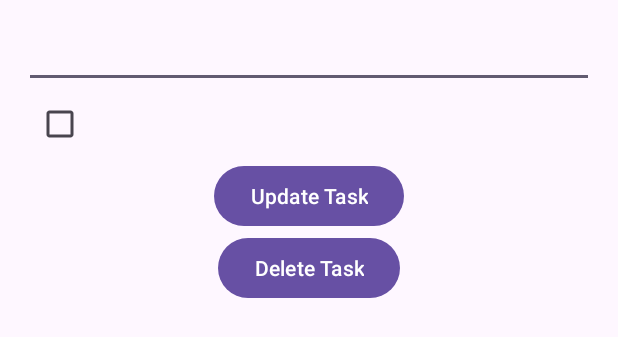
After one commit to madad2/Tasks, an Android app: the layout fragment_edit_task.xml on its own in the app's theme, with its tools: preview values and no code run, on a phone screen of 412 x 824 dp. The commit adds this screen. Shown: the top 337 px of the screen. Run offline under Robolectric (Android 15) with nearby library versions, the phone set to English and light mode, and no system bars.

Commit message:
Added EditTaskFragment with EditTaskViewModel using some DB methods for editing tasks. App Tasks done.

```diff
--- a/app/build.gradle.kts
+++ b/app/build.gradle.kts
@@ -2,6 +2,7 @@ plugins {
     id("com.android.application")
     id("org.jetbrains.kotlin.android")
     id("kotlin-kapt")
+    id("androidx.navigation.safeargs.kotlin")
 }
 
 android {
@@ -44,6 +45,7 @@ android {
 dependencies {
     val lifecycle_version = "2.7.0"
     val room_version = "2.6.1"
+    val nav_version = "2.7.7"
 
     implementation("androidx.core:core-ktx:1.12.0")
     implementation("androidx.appcompat:appcompat:1.6.1")
@@ -55,6 +57,7 @@ dependencies {
     implementation("androidx.room:room-ktx:$room_version")
     implementation("androidx.recyclerview:recyclerview:1.3.2")
     implementation("androidx.cardview:cardview:1.0.0")
+    implementation("androidx.navigation:navigation-fragment-ktx:$nav_version")
     kapt("androidx.room:room-compiler:$room_version")
     testImplementation("junit:junit:4.13.2")
     androidTestImplementation("androidx.test.ext:junit:1.1.5")
--- a/app/src/main/java/hfa/madad/tasks/Task.kt
+++ b/app/src/main/java/hfa/madad/tasks/models/Task.kt
@@ -1,4 +1,4 @@
-package hfa.madad.tasks
+package hfa.madad.tasks.models
 
 import androidx.room.ColumnInfo
 import androidx.room.Entity
--- a/app/src/main/java/hfa/madad/tasks/TaskDao.kt
+++ b/app/src/main/java/hfa/madad/tasks/models/TaskDao.kt
@@ -1,4 +1,4 @@
-package hfa.madad.tasks
+package hfa.madad.tasks.models
 
 import androidx.lifecycle.LiveData
 import androidx.room.Dao
@@ -6,6 +6,7 @@ import androidx.room.Delete
 import androidx.room.Insert
 import androidx.room.Query
 import androidx.room.Update
+import hfa.madad.tasks.models.Task
 
 @Dao
 interface TaskDao {
--- a/app/src/main/java/hfa/madad/tasks/TaskDatabase.kt
+++ b/app/src/main/java/hfa/madad/tasks/models/TaskDatabase.kt
@@ -1,4 +1,4 @@
-package hfa.madad.tasks
+package hfa.madad.tasks.models
 
 import android.content.Context
 import androidx.room.Database
--- a/app/src/main/java/hfa/madad/tasks/TaskDiffItemCallback.kt
+++ b/app/src/main/java/hfa/madad/tasks/ui/adapters/TaskDiffItemCallback.kt
@@ -1,6 +1,7 @@
-package hfa.madad.tasks
+package hfa.madad.tasks.ui.adapters
 
 import androidx.recyclerview.widget.DiffUtil
+import hfa.madad.tasks.models.Task
 
 class TaskDiffItemCallback : DiffUtil.ItemCallback<Task>() {
     override fun areItemsTheSame(oldItem: Task, newItem: Task) = oldItem.taskId == newItem.taskId
--- a/app/src/main/java/hfa/madad/tasks/TaskViewModelFactory.kt
+++ b/app/src/main/java/hfa/madad/tasks/viewmodels/TaskViewModelFactory.kt
@@ -1,7 +1,8 @@
-package hfa.madad.tasks
+package hfa.madad.tasks.viewmodels
 
 import androidx.lifecycle.ViewModel
 import androidx.lifecycle.ViewModelProvider
+import hfa.madad.tasks.models.TaskDao
 import java.lang.IllegalArgumentException
 
 class TaskViewModelFactory(private val dao: TaskDao) : ViewModelProvider.Factory {
--- a/app/src/main/res/layout/activity_main.xml
+++ b/app/src/main/res/layout/activity_main.xml
@@ -2,9 +2,11 @@
 <androidx.fragment.app.FragmentContainerView xmlns:android="http://schemas.android.com/apk/res/android"
     xmlns:app="http://schemas.android.com/apk/res-auto"
     xmlns:tools="http://schemas.android.com/tools"
-    android:id="@+id/fragment_container_view"
-    android:name="hfa.madad.tasks.TasksFragment"
+    android:id="@+id/nav_host_fragment"
+    android:name="androidx.navigation.fragment.NavHostFragment"
     android:layout_width="match_parent"
     android:layout_height="match_parent"
     android:padding="16dp"
+    app:defaultNavHost="true"
+    app:navGraph="@navigation/nav_graph"
     tools:context=".MainActivity" />
--- /dev/null
+++ b/app/src/main/res/layout/fragment_edit_task.xml
@@ -0,0 +1,48 @@
+<?xml version="1.0" encoding="utf-8"?>
+<layout xmlns:android="http://schemas.android.com/apk/res/android"
+    xmlns:tools="http://schemas.android.com/tools">
+
+    <data>
+        <variable
+            name="viewModel"
+            type="hfa.madad.tasks.viewmodels.EditTaskViewModel" />
+    </data>
+
+    <LinearLayout
+        android:layout_width="match_parent"
+        android:layout_height="match_parent"
+        android:orientation="vertical"
+        android:padding="16dp">
+
+        <EditText
+            android:id="@+id/task_name"
+            android:layout_width="match_parent"
+            android:layout_height="wrap_content"
+            android:inputType="text"
+            android:text="@={viewModel.task.taskName}"
+            android:textSize="16sp" />
+
+        <CheckBox
+            android:id="@+id/task_done"
+            android:layout_width="wrap_content"
+            android:layout_height="wrap_content"
+            android:checked="@={viewModel.task.taskDone}"
+            android:textSize="16sp" />
+
+        <Button
+            android:id="@+id/update_button"
+            android:layout_width="wrap_content"
+            android:layout_height="wrap_content"
+            android:layout_gravity="center"
+            android:onClick="@{() -> viewModel.updateTask()}"
+            android:text="Update Task" />
+
+        <Button
+            android:id="@+id/delete_button"
+            android:layout_width="wrap_content"
+            android:layout_height="wrap_content"
+            android:layout_gravity="center"
+            android:onClick="@{() -> viewModel.deleteTask()}"
+            android:text="Delete Task" />
+    </LinearLayout>
+</layout>
--- a/app/src/main/res/layout/fragment_tasks.xml
+++ b/app/src/main/res/layout/fragment_tasks.xml
@@ -2,13 +2,13 @@
 <layout xmlns:android="http://schemas.android.com/apk/res/android"
     xmlns:app="http://schemas.android.com/apk/res-auto"
     xmlns:tools="http://schemas.android.com/tools"
-    tools:context=".TasksFragment">
+    tools:context=".ui.TasksFragment">
 
     <data>
 
         <variable
             name="viewModel"
-            type="hfa.madad.tasks.TaskViewModel" />
+            type="hfa.madad.tasks.viewmodels.TaskViewModel" />
     </data>
 
     <LinearLayout
--- a/app/src/main/res/layout/task_item.xml
+++ b/app/src/main/res/layout/task_item.xml
@@ -6,7 +6,7 @@
 
         <variable
             name="task"
-            type="hfa.madad.tasks.Task" />
+            type="hfa.madad.tasks.models.Task" />
     </data>
 
     <androidx.cardview.widget.CardView
```
Also changed, not shown: app/src/main/java/hfa/madad/tasks/TaskViewModel.kt (deleted, +0 -19 lines), app/src/main/java/hfa/madad/tasks/ui/EditTaskFragment.kt (added, +56 -0 lines), app/src/main/java/hfa/madad/tasks/ui/TasksFragment.kt (renamed from app/src/main/java/hfa/madad/tasks/TasksFragment.kt, +15 -6 lines), app/src/main/java/hfa/madad/tasks/ui/adapters/TaskItemAdapter.kt (renamed from app/src/main/java/hfa/madad/tasks/TaskItemAdapter.kt, +2 -6 lines), app/src/main/java/hfa/madad/tasks/viewmodels/EditTaskViewModel.kt (added, +33 -0 lines), app/src/main/java/hfa/madad/tasks/viewmodels/EditTaskViewModelFactory.kt (added, +19 -0 lines), app/src/main/java/hfa/madad/tasks/viewmodels/TaskViewModel.kt (added, +33 -0 lines), app/src/main/res/navigation/nav_graph.xml (added, +31 -0 lines), build.gradle.kts (+8 -0 lines).
